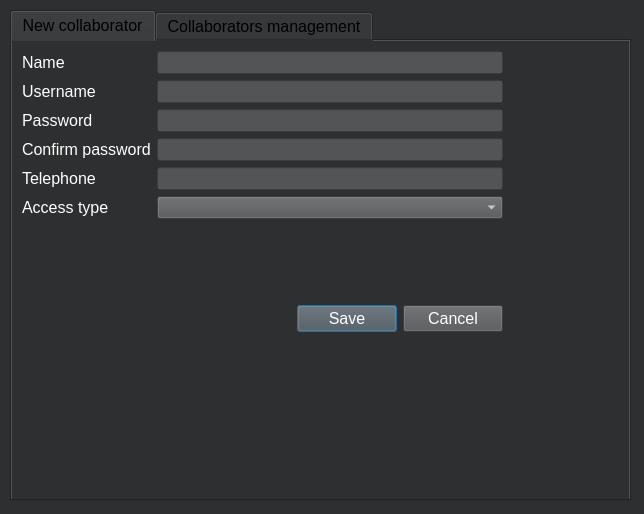
Above: collaboratosmanagementwindow.ui from ThiagoServulo/InventoryAndSalesManagement before the change. Below: the same form after it.
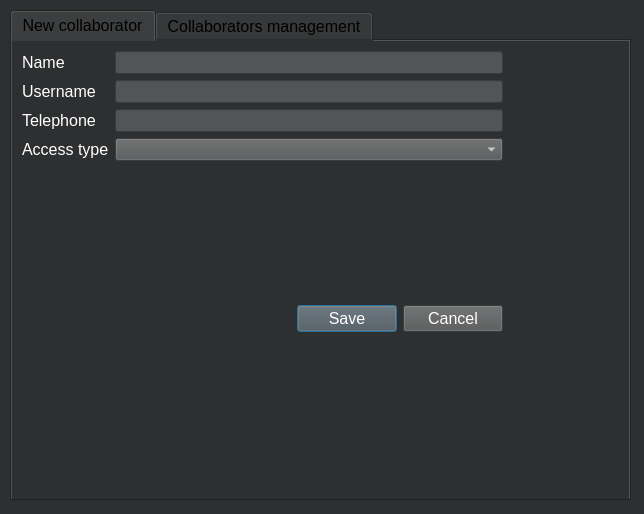
That is the form after the change. The open tabs and pages were chosen to show the change.

Commit message: Create password default for new customers, and add regex functions

The edit to the form file:
```diff
--- a/collaboratosmanagementwindow.ui
+++ b/collaboratosmanagementwindow.ui
@@ -286,36 +286,6 @@
             </property>
            </widget>
           </item>
-          <item>
-           <widget class="QLabel" name="label_newCollaborator_password">
-            <property name="font">
-             <font>
-              <pointsize>12</pointsize>
-             </font>
-            </property>
-            <property name="styleSheet">
-             <string notr="true">color: #FFFFFF;</string>
-            </property>
-            <property name="text">
-             <string>Password</string>
-            </property>
-           </widget>
-          </item>
-          <item>
-           <widget class="QLabel" name="label_newCollaborator_confirmPassword">
-            <property name="font">
-             <font>
-              <pointsize>12</pointsize>
-             </font>
-            </property>
-            <property name="styleSheet">
-             <string notr="true">color: #FFFFFF;</string>
-            </property>
-            <property name="text">
-             <string>Confirm password</string>
-            </property>
-           </widget>
-          </item>
           <item>
            <widget class="QLabel" name="label_newCollaborator_telephone">
             <property name="font">
@@ -376,32 +346,6 @@
             </property>
            </widget>
           </item>
-          <item>
-           <widget class="QLineEdit" name="lineEdit_newCollaborator_password">
-            <property name="font">
-             <font>
-              <pointsize>10</pointsize>
-             </font>
-            </property>
-            <property name="styleSheet">
-             <string notr="true">background:#535455;
-color: #FFFFFF;</string>
-            </property>
-           </widget>
-          </item>
-          <item>
-           <widget class="QLineEdit" name="lineEdit_newCollaborator_confirmPassword">
-            <property name="font">
-             <font>
-              <pointsize>10</pointsize>
-             </font>
-            </property>
-            <property name="styleSheet">
-             <string notr="true">background:#535455;
-color: #FFFFFF;</string>
-            </property>
-           </widget>
-          </item>
           <item>
            <widget class="QLineEdit" name="lineEdit_newCollaborator_telephone">
             <property name="font">
```
Left out of the diff: 2 changed lines with no effect on the pictures. The commit also changes 4 other files.
